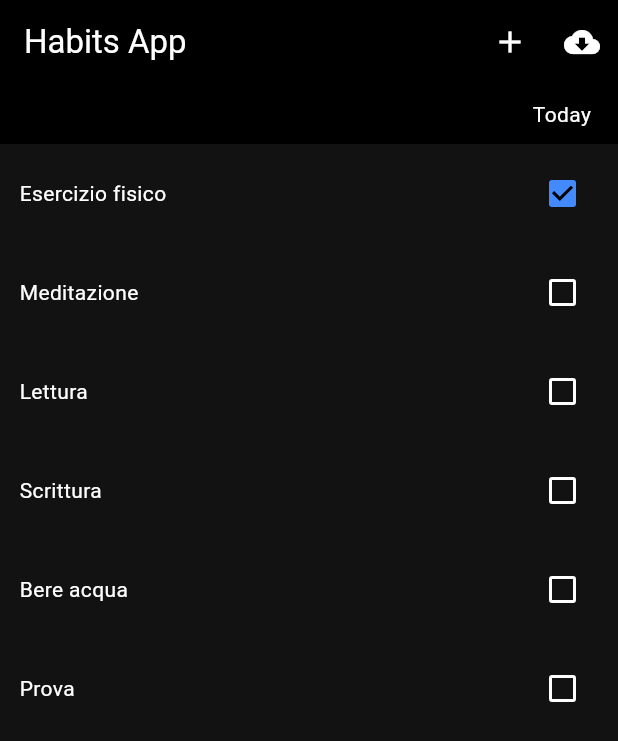
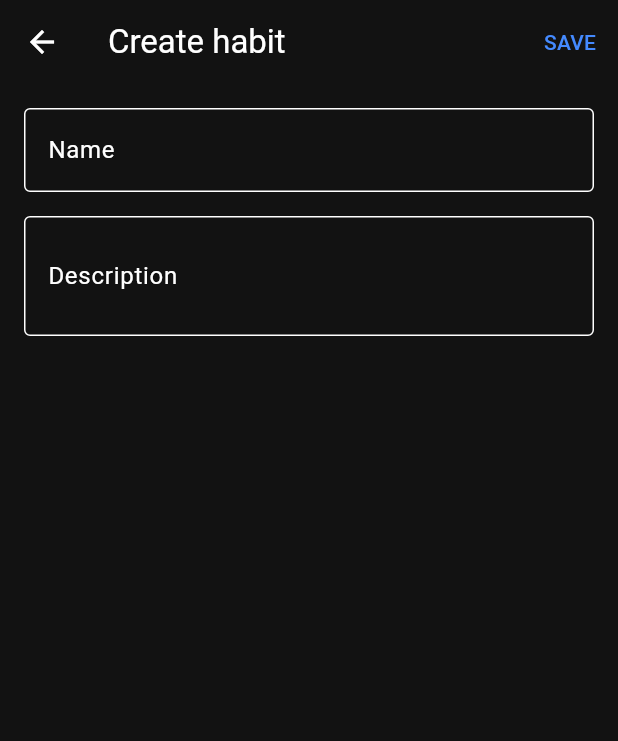
Before and after one commit to Zack9961/habitsapp, a Flutter app: the screen it shows after launch, after a tap on the "add" icon, on a phone screen of 412 x 824 dp. Shown: the top 741 px of the screen. Run offline on Flutter 3.47's test engine with Material 3 defaults, Android fonts, the phone set to English and light mode, and no system bars; our stand-ins replace flutter_riverpod, table_calendar.

Commit message:
Aggiunta pagina per nuova abitudine

```diff
--- a/lib/main.dart
+++ b/lib/main.dart
@@ -1,8 +1,9 @@
 import 'package:flutter/material.dart';
 import 'package:flutter_riverpod/flutter_riverpod.dart';
 import 'package:habitsapp/models/habit.dart';
-import 'package:habitsapp/models/habitsList.dart';
-import 'package:habitsapp/widgets/habitsListWidget.dart';
+import 'package:habitsapp/models/habits_list.dart';
+import 'package:habitsapp/screens/new_habit_page.dart';
+import 'package:habitsapp/widgets/habits_list_widget.dart';
 import 'package:uuid/uuid.dart';
 
 final habitsProvider =
@@ -34,6 +35,9 @@ final habitsProvider =
               name: 'Bere acqua',
               description: 'Bevi almeno 2 litri di acqua al giorno.'),
         ]));
+
+final specificHabitProvider = Provider.family<Habit, String>((ref, habitId) =>
+    ref.watch(habitsProvider).where((h) => h.id == habitId).single);
 
 // Provider ausiliario che espone l'oggetto Habit "corrente" (selezionato/aperto)
 final currentHabitProvider =
@@ -78,10 +82,13 @@ class MyHomePage extends ConsumerWidget {
         actions: [
           IconButton(
             icon: const Icon(Icons.add),
-            tooltip: 'Add Habit',
+            tooltip: 'Create habit',
             onPressed: () {
-              ref.watch(habitsProvider.notifier).addHabit(Habit(
-                  id: const Uuid().v4(), name: "Prova", description: "Prova"));
+              //ref.watch(habitsProvider.notifier).addHabit(Habit(
+              //    id: const Uuid().v4(), name: "Prova", description: "Prova"));
+              Navigator.of(context).push(MaterialPageRoute(builder: (context) {
+                return const NewHabitPage();
+              }));
             },
           ),
           IconButton(
--- a/lib/models/habit.dart
+++ b/lib/models/habit.dart
@@ -1,14 +1,14 @@
 class Habit {
   final String id; // Identificatore unico per l'abitudine
   final String name; // Nome dell'abitudine
-  final String description; // Descrizione dell'abitudine
+  final String? description; // Descrizione dell'abitudine
   final List<DateTime>
       completionDates; // Date in cui l'abitudine è stata completata
 
-  Habit({
+  const Habit({
     required this.id,
     required this.name,
-    required this.description,
+    this.description,
     List<DateTime>? completionDates,
   }) : completionDates = completionDates ?? const [];
 }
--- /dev/null
+++ b/lib/screens/new_habit_page.dart
@@ -0,0 +1,96 @@
+import 'package:flutter/material.dart';
+import 'package:flutter_riverpod/flutter_riverpod.dart';
+import 'package:habitsapp/main.dart';
+import 'package:habitsapp/models/habit.dart';
+import 'package:uuid/uuid.dart';
+
+class NewHabitPage extends ConsumerStatefulWidget {
+  const NewHabitPage({super.key});
+
+  @override
+  ConsumerState<ConsumerStatefulWidget> createState() => _NewHabitPageState();
+}
+
+class _NewHabitPageState extends ConsumerState<NewHabitPage> {
+  late final _formKey = GlobalKey<FormState>();
+  late TextEditingController _ctrlName;
+  late TextEditingController _ctrlDesc;
+
+  @override
+  void initState() {
+    _ctrlName = TextEditingController();
+    _ctrlDesc = TextEditingController();
+
+    super.initState();
+  }
+
+  @override
+  void dispose() {
+    _ctrlName.dispose();
+    _ctrlDesc.dispose();
+    super.dispose();
+  }
+
+  @override
+  Widget build(BuildContext context) {
+    return Scaffold(
+      appBar: AppBar(
+        title: const Text('Create habit'),
+        actions: [
+          TextButton(
+            child: const Text('SAVE'),
+            onPressed: () {
+              if (_formKey.currentState!.validate()) {
+                ref.watch(habitsProvider.notifier).addHabit(Habit(
+                      id: const Uuid().v4(),
+                      name: _ctrlName.text,
+                      description:
+                          _ctrlDesc.text.trim().isEmpty ? null : _ctrlDesc.text,
+                    ));
+                Navigator.of(context).pop();
+              }
+            },
+          ),
+        ],
+      ),
+      body: Padding(
+        padding: const EdgeInsets.all(16.0),
+        child: Form(
+          key: _formKey,
+          child: Column(
+            children: [
+              TextFormField(
+                controller: _ctrlName,
+                decoration: const InputDecoration(
+                  labelText: 'Name',
+                  border: OutlineInputBorder(),
+                ),
+                validator: (value) {
+                  if (value == null || value.isEmpty || value.trim().isEmpty) {
+                    return 'Cannot be blank';
+                  }
+                  return null;
+                },
+              ),
+              const SizedBox(height: 16),
+              TextFormField(
+                controller: _ctrlDesc,
+                decoration: const InputDecoration(
+                  labelText: 'Description',
+                  border: OutlineInputBorder(),
+                ),
+                maxLines: 2,
+                // validator: (value) {
+                //   if (value == null || value.isEmpty || value.trim().isEmpty) {
+                //     return 'Cannot be blank';
+                //   }
+                //   return null;
+                // },
+              ),
+            ],
+          ),
+        ),
+      ),
+    );
+  }
+}
--- a/lib/widgets/habitsListWidget.dart
+++ /dev/null
@@ -1,59 +0,0 @@
-import 'package:flutter/material.dart';
-import 'package:flutter/src/widgets/framework.dart';
-import 'package:flutter_riverpod/flutter_riverpod.dart';
-import 'package:habitsapp/main.dart';
-import 'package:habitsapp/models/habit.dart';
-import 'package:habitsapp/screens/habitItemPage.dart';
-
-class HabitsListWidget extends ConsumerWidget {
-  const HabitsListWidget({super.key});
-
-  @override
-  Widget build(BuildContext context, WidgetRef ref) {
-    final habits = ref.watch(habitsProvider);
-
-    return ListView.builder(
-        itemCount: habits.length,
-        itemBuilder: (context, index) {
-          return GestureDetector(
-            onLongPress: () {
-              debugPrint('Hai tenuto premuto: ${habits[index].name}');
-            },
-            onTap: () {
-              final habit = habits[index];
-              Navigator.of(context).push(MaterialPageRoute(builder: (context) {
-                return ProviderScope(
-                    overrides: [currentHabitProvider.overrideWithValue(habit)],
-                    child: const HabitItemPage());
-              }));
-            },
-            child: Container(
-              decoration: BoxDecoration(
-                border: Border.all(
-                    color:
-                        Theme.of(context).colorScheme.surfaceContainerHighest,
-                    width: 1),
-                borderRadius: BorderRadius.circular(0), // Angoli arrotondati
-              ),
-              margin: const EdgeInsets.symmetric(vertical: 0, horizontal: 4),
-              padding: const EdgeInsets.all(8),
-              child: Row(
-                  mainAxisAlignment: MainAxisAlignment.spaceBetween,
-                  children: [
-                    Text(habits[index].name),
-                    Checkbox(
-                        value: habits[index].completionDates.any((date) =>
-                            date.year == DateTime.now().year &&
-                            date.month == DateTime.now().month &&
-                            date.day == DateTime.now().day),
-                        onChanged: (checked) {
-                          ref
-                              .read(habitsProvider.notifier)
-                              .setHabitDoneToday(habits[index].id, checked);
-                        })
-                  ]),
-            ),
-          );
-        });
-  }
-}
--- /dev/null
+++ b/lib/widgets/habits_list_widget.dart
@@ -0,0 +1,69 @@
+import 'package:flutter/material.dart';
+import 'package:flutter_riverpod/flutter_riverpod.dart';
+import 'package:habitsapp/main.dart';
+import 'package:habitsapp/screens/habit_item_page.dart';
+
+class HabitsListWidget extends ConsumerWidget {
+  const HabitsListWidget({super.key});
+
+  @override
+  Widget build(BuildContext context, WidgetRef ref) {
+    final habits = ref.watch(habitsProvider);
+
+    return ListView.builder(
+        itemCount: habits.length,
+        itemBuilder: (context, index) {
+          return ProviderScope(overrides: [
+            currentHabitProvider.overrideWithValue(habits[index])
+          ], child: _HabitListViewItem());
+        });
+  }
+}
+
+class _HabitListViewItem extends ConsumerWidget {
+  @override
+  Widget build(BuildContext context, WidgetRef ref) {
+    final habit = ref.watch(currentHabitProvider);
+
+    return GestureDetector(
+      onLongPress: () {
+        debugPrint('Hai tenuto premuto: $habit.name}');
+      },
+      onTap: () {
+        Navigator.of(context).push(MaterialPageRoute(builder: (context) {
+          return HabitItemPage(habit.id);
+        }));
+      },
+      child: Container(
+        decoration: BoxDecoration(
+          border: Border.all(
+              color: Theme.of(context).colorScheme.surfaceContainerHighest,
+              width: 1),
+          borderRadius: BorderRadius.circular(0),
+        ),
+        margin: const EdgeInsets.symmetric(vertical: 0, horizontal: 4),
+        padding: const EdgeInsets.all(8),
+        child:
+            Row(mainAxisAlignment: MainAxisAlignment.spaceBetween, children: [
+          Flexible(
+            child: Text(
+              habit.name,
+              overflow: TextOverflow.ellipsis,
+              maxLines: 2,
+            ),
+          ),
+          Checkbox(
+              value: habit.completionDates.any((date) =>
+                  date.year == DateTime.now().year &&
+                  date.month == DateTime.now().month &&
+                  date.day == DateTime.now().day),
+              onChanged: (checked) {
+                ref
+                    .read(habitsProvider.notifier)
+                    .setHabitDoneToday(habit.id, checked);
+              })
+        ]),
+      ),
+    );
+  }
+}
```
Also changed, not shown: lib/screens/habit_item_page.dart (renamed from lib/screens/habitItemPage.dart, +12 -9 lines), lib/models/habits_list.dart (renamed from lib/models/habitsList.dart).
